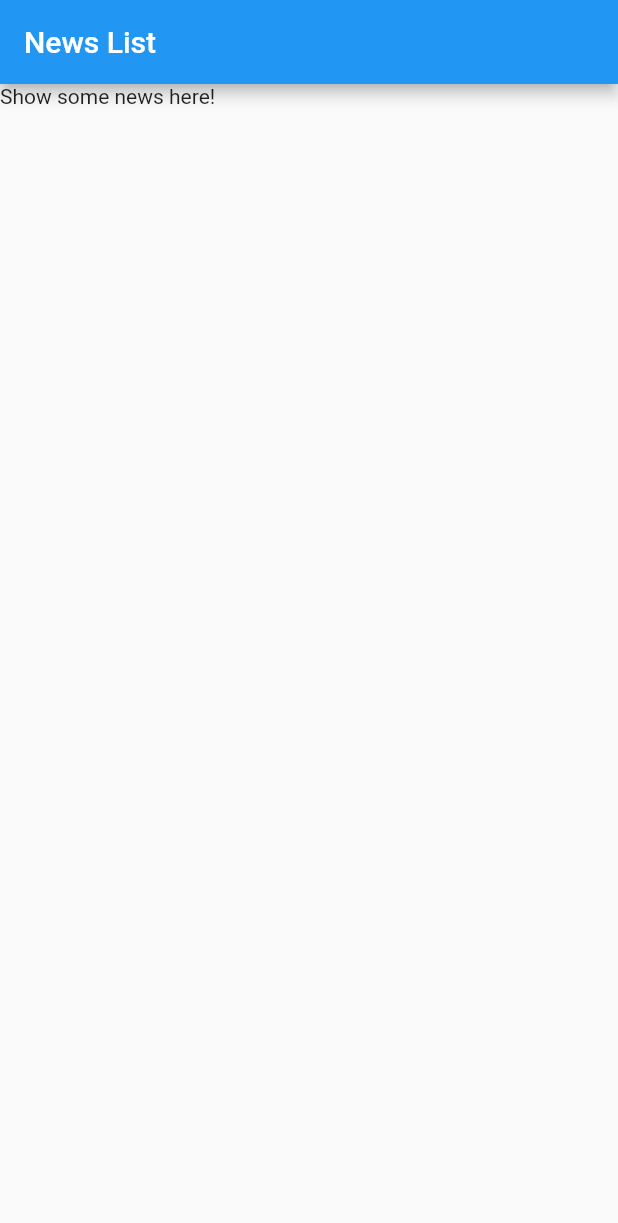
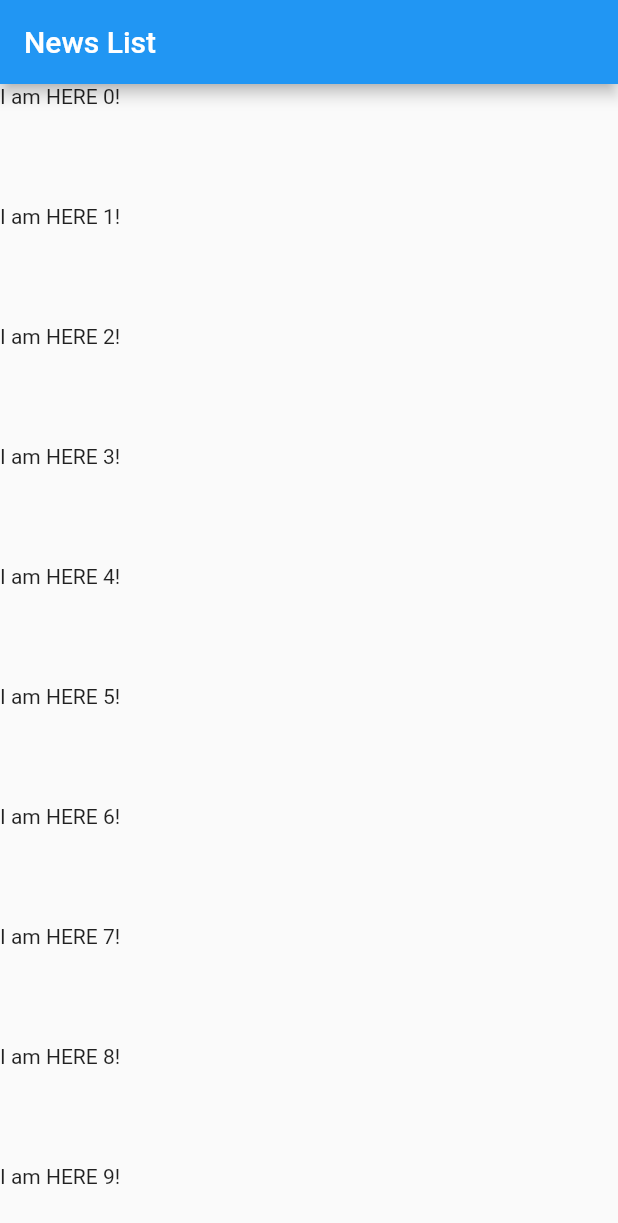
Before and after one commit to ElsaiedSamaka/news, a Flutter app: the screen it shows after launch, on a phone screen of 412 x 824 dp. Shown: the top 1223 px of the screen. Run offline on Flutter 3.47's test engine with Material 2 defaults, Android fonts, the phone set to English and light mode, and no system bars; our stand-ins replace sqflite; accounts and stored records are empty.

Commit message:
With ListBuilder Example

```diff
--- a/lib/src/screens/news_list.dart
+++ b/lib/src/screens/news_list.dart
@@ -1,13 +1,38 @@
 import "package:flutter/material.dart";
+import "dart:async";
 
-class NewsList extends StatelessWidget{
-  Widget build(context){
+class NewsList extends StatelessWidget {
+  Widget build(context) {
     return Scaffold(
       appBar: AppBar(
         title: Text('News List'),
-        ),
-        body: Text('Show some news here!'),
+      ),
+      body: listBuilder(),
+    );
+  }
 
+  Widget listBuilder(){
+    return ListView.builder(
+      itemCount: 1000,
+      itemBuilder: (context, int indx){
+        return FutureBuilder(
+          future: getFuture(),
+          builder: (context, snapshot){
+            return Container(
+              height: 80.0,
+              child: snapshot.hasData
+            ? Text('I am HERE $indx!')
+            : Text('I am not here $indx!'),);
+          },
+        );
+      },
+    );
+  }
+
+  getFuture(){
+    return Future.delayed(
+      Duration(seconds: 2),
+      () => 'hi!',
     );
   }
 }
```
